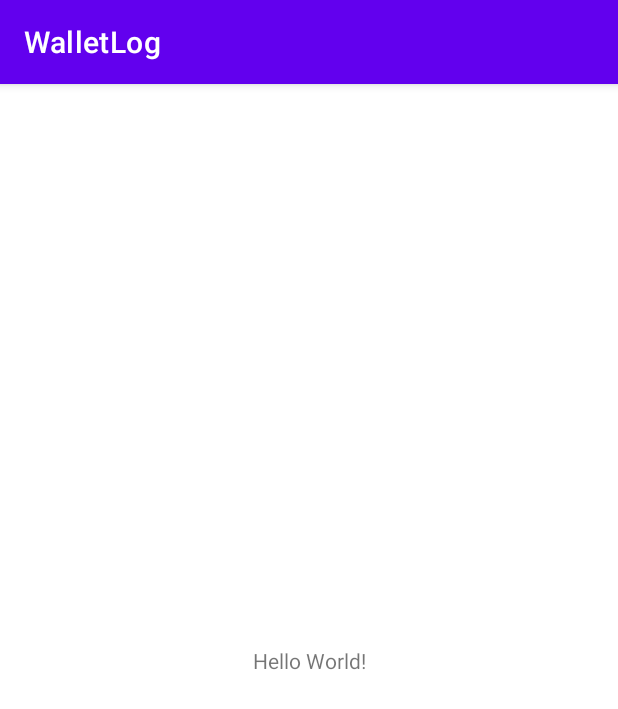
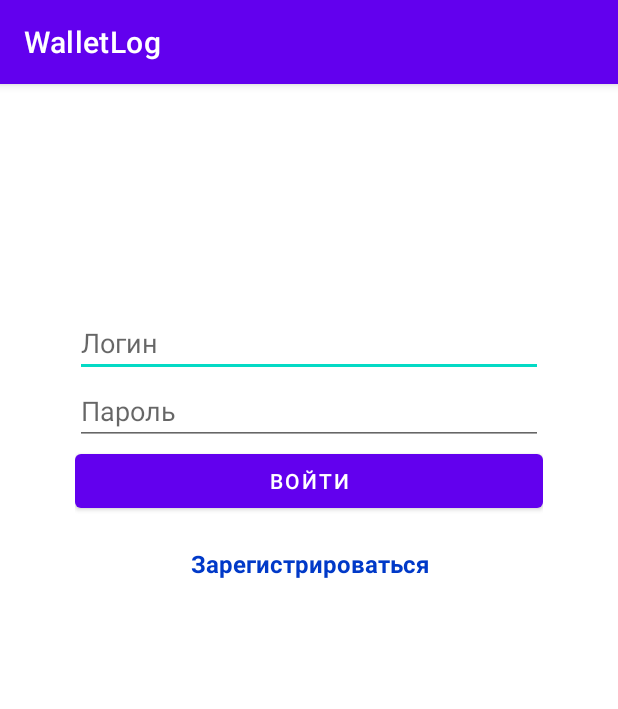
Before and after one commit to MChuduk/WalletLog, an Android app: the screen it shows after launch (StarterActivity before the commit, SignIn after it), on a phone screen of 412 x 824 dp. Shown: the top 709 px of the screen. Run offline under Robolectric (Android 15) with nearby library versions, the phone set to English and light mode, and no system bars.

Commit message:
add sign in/up activity

```diff
--- a/app/build.gradle
+++ b/app/build.gradle
@@ -32,7 +32,8 @@ android {
 }
 
 dependencies {
-
+    implementation 'com.google.code.gson:gson:2.8.8'
+    implementation("org.jetbrains.kotlinx:kotlinx-coroutines-core:1.5.2")
     implementation 'androidx.core:core-ktx:1.7.0'
     implementation 'androidx.appcompat:appcompat:1.4.0'
     implementation 'com.google.android.material:material:1.4.0'
--- /dev/null
+++ b/app/src/main/java/com/example/walletlog/SignIn.kt
@@ -0,0 +1,38 @@
+package com.example.walletlog
+
+import android.content.Intent
+import androidx.appcompat.app.AppCompatActivity
+import android.os.Bundle
+import android.view.View
+import android.widget.EditText
+
+class SignIn : AppCompatActivity() {
+
+    private lateinit var loginEditText : EditText;
+    private lateinit var passwordEditText: EditText;
+
+    override fun onCreate(savedInstanceState: Bundle?) {
+        super.onCreate(savedInstanceState)
+        setContentView(R.layout.activity_sign_in)
+
+        findViews();
+    }
+
+    fun onSignInButtonClick(view : View) {
+        val login = loginEditText.text.toString();
+        val password = passwordEditText.text.toString();
+
+
+    }
+
+    fun onLinkedLabelClick(view : View){
+        val intent = Intent(this, SignUp::class.java);
+        startActivity(intent);
+        finish();
+    }
+
+    private fun findViews() {
+        loginEditText = findViewById(R.id.loginEditText);
+        passwordEditText = findViewById(R.id.passwordEditText);
+    }
+}
--- a/app/src/main/java/com/example/walletlog/SplashScreen.kt
+++ b/app/src/main/java/com/example/walletlog/SplashScreen.kt
@@ -3,13 +3,24 @@ package com.example.walletlog
 import android.content.Intent
 import androidx.appcompat.app.AppCompatActivity
 import android.os.Bundle
+import android.util.Log
+import com.example.walletlog.services.SignInService
+import com.example.walletlog.services.SignUpService
+import kotlinx.coroutines.*
 
 class SplashScreen : AppCompatActivity() {
+
     override fun onCreate(savedInstanceState: Bundle?) {
         super.onCreate(savedInstanceState)
 
-        val intent = Intent(this, StarterActivity::class.java);
-        startActivity(intent);
-        finish();
+        CoroutineScope(Dispatchers.IO).launch {
+            val signedUser = SignInService.getSignedUser(applicationContext);
+
+            if(signedUser == null) {
+                val intent = Intent(applicationContext, SignIn::class.java)
+                startActivity(intent);
+                finish();
+            }
+        }
     }
 }
--- /dev/null
+++ b/app/src/main/java/com/example/walletlog/User.kt
@@ -0,0 +1,5 @@
+package com.example.walletlog
+
+class User(var login : String, var password : String) {
+
+}
--- /dev/null
+++ b/app/src/main/java/com/example/walletlog/services/SignInService.kt
@@ -0,0 +1,29 @@
+package com.example.walletlog.services
+
+import android.content.Context
+import com.example.walletlog.User
+import com.google.gson.GsonBuilder
+import java.io.BufferedReader
+import java.io.File
+import java.io.FileReader
+
+class SignInService {
+    companion object {
+
+        fun getSignedUser(context : Context) : User? {
+            val file = File(context.filesDir, "AppUser.json");
+
+            if(!file.exists())
+                return null;
+
+            val reader = FileReader(file);
+            val bufferedReader = BufferedReader(reader);
+            val jsonString = bufferedReader.readLine();
+            bufferedReader.close();
+            reader.close();
+
+            val gson = GsonBuilder().create();
+            return gson.fromJson(jsonString, User::class.java);
+        }
+    }
+}
--- /dev/null
+++ b/app/src/main/res/layout/activity_sign_in.xml
@@ -0,0 +1,48 @@
+<?xml version="1.0" encoding="utf-8"?>
+<LinearLayout xmlns:android="http://schemas.android.com/apk/res/android"
+    xmlns:app="http://schemas.android.com/apk/res-auto"
+    xmlns:tools="http://schemas.android.com/tools"
+    android:layout_width="match_parent"
+    android:layout_height="match_parent"
+    android:layout_marginLeft="50dp"
+    android:layout_marginTop="150dp"
+    android:layout_marginRight="50dp"
+    android:layout_marginBottom="150dp"
+    android:orientation="vertical"
+    tools:context=".SignIn">
+
+    <EditText
+        android:id="@+id/loginEditText"
+        android:layout_width="match_parent"
+        android:layout_height="wrap_content"
+        android:ems="10"
+        android:hint="Логин"
+        android:inputType="textPersonName" />
+
+    <EditText
+        android:id="@+id/passwordEditText"
+        android:layout_width="match_parent"
+        android:layout_height="wrap_content"
+        android:ems="10"
+        android:hint="Пароль"
+        android:inputType="textPassword" />
+
+    <Button
+        android:id="@+id/signUpButton"
+        android:layout_width="match_parent"
+        android:layout_height="wrap_content"
+        android:onClick="onSignInButtonClick"
+        android:text="Войти" />
+
+    <TextView
+        android:id="@+id/linkLabel"
+        android:layout_width="match_parent"
+        android:layout_height="wrap_content"
+        android:layout_marginTop="20dp"
+        android:gravity="center_horizontal"
+        android:onClick="onLinkedLabelClick"
+        android:text="Зарегистрироваться"
+        android:textColor="#0039C8"
+        android:textSize="16sp"
+        android:textStyle="bold" />
+</LinearLayout>
```
Also changed, not shown: app/src/main/AndroidManifest.xml (+5 -2 lines), app/src/main/java/com/example/walletlog/RegistrationActivity.kt (deleted, +0 -11 lines), app/src/main/java/com/example/walletlog/SignUp.kt (added, +36 -0 lines), app/src/main/java/com/example/walletlog/services/SignUpService.kt (added, +11 -0 lines), app/src/main/res/layout/activity_registration.xml (deleted, +0 -9 lines), app/src/main/res/layout/activity_sign_up.xml (added, +48 -0 lines).
